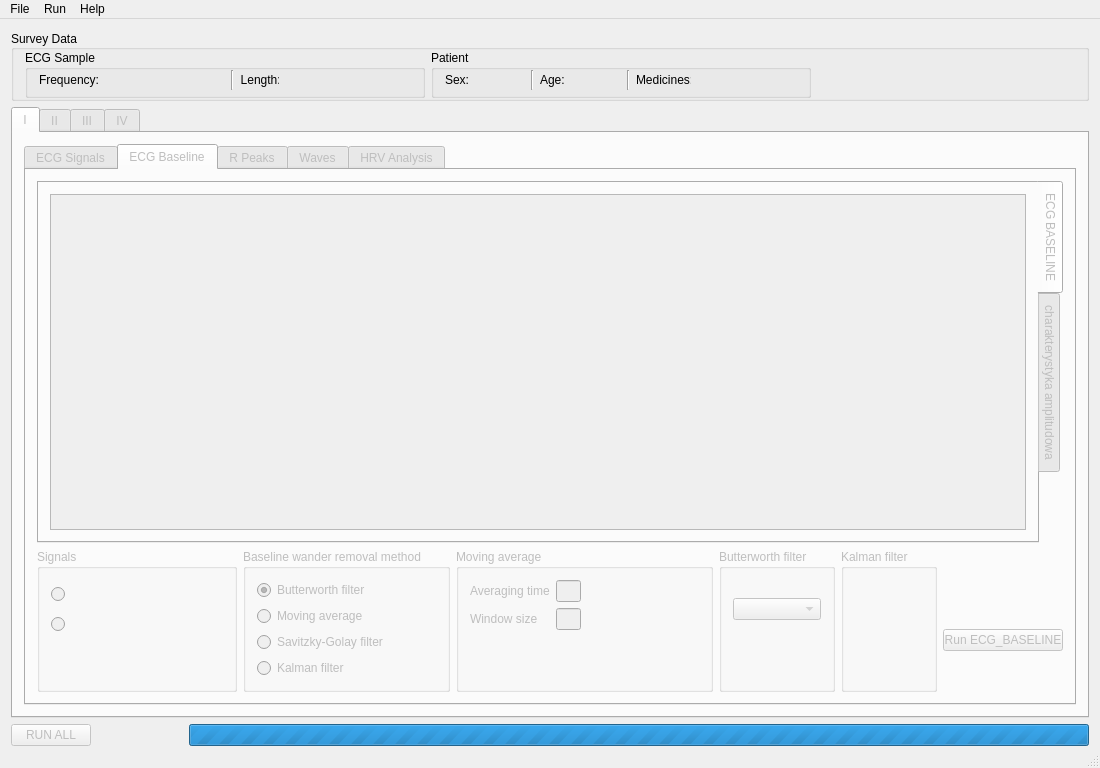
The window that EKG/Views/airecgmain.ui (qwerty90/ProjektEKG) describes before a commit, drawn with Qt 5.
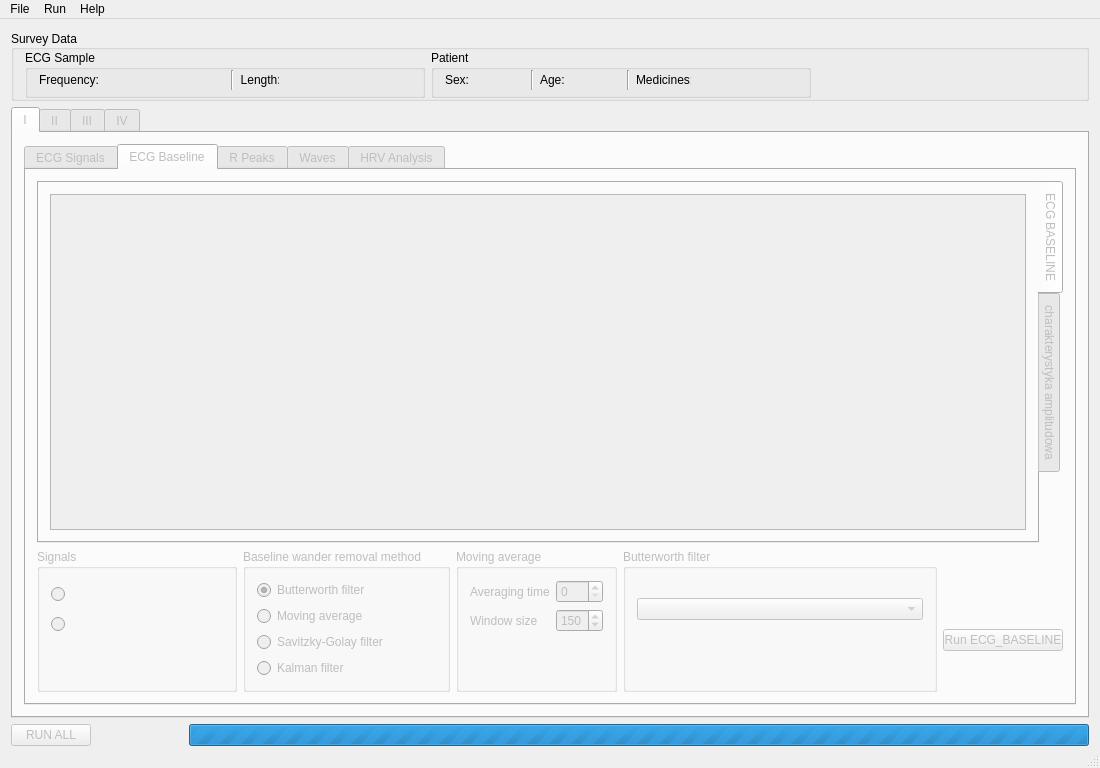
The same window after the commit. Icons and pictures are not drawn.

Commit message: More work on ECG_BASELINE GUI.

What changed in the file:
```diff
--- a/EKG/Views/airecgmain.ui
+++ b/EKG/Views/airecgmain.ui
@@ -521,7 +521,7 @@
                </widget>
               </item>
               <item>
-               <layout class="QHBoxLayout" name="horizontalLayout_24">
+               <layout class="QHBoxLayout" name="horizontalLayout_24" stretch="0,0,0,6,0">
                 <item>
                  <widget class="QGroupBox" name="groupBox_2">
                   <property name="enabled">
@@ -656,16 +656,6 @@
                      </property>
                     </widget>
                    </item>
-                   <item row="0" column="1">
-                    <widget class="QLineEdit" name="CzasUsrednienialineEdit">
-                     <property name="maximumSize">
-                      <size>
-                       <width>25</width>
-                       <height>16777215</height>
-                      </size>
-                     </property>
-                    </widget>
-                   </item>
                    <item row="1" column="0">
                     <widget class="QLabel" name="label_51">
                      <property name="text">
@@ -673,13 +663,20 @@
                      </property>
                     </widget>
                    </item>
+                   <item row="0" column="1">
+                    <widget class="QSpinBox" name="maTimeSpinBox">
+                     <property name="maximum">
+                      <number>999</number>
+                     </property>
+                    </widget>
+                   </item>
                    <item row="1" column="1">
-                    <widget class="QLineEdit" name="CzestotliwoscProbkowanialineEdit">
-                     <property name="maximumSize">
-                      <size>
-                       <width>25</width>
-                       <height>16777215</height>
-                      </size>
+                    <widget class="QSpinBox" name="maWindowSpinBox">
+                     <property name="maximum">
+                      <number>999</number>
+                     </property>
+                     <property name="value">
+                      <number>150</number>
                      </property>
                     </widget>
                    </item>
@@ -721,21 +718,6 @@
                   </layout>
                  </widget>
                 </item>
-                <item>
-                 <widget class="QGroupBox" name="KalmanGroupBox">
-                  <property name="enabled">
-                   <bool>false</bool>
-                  </property>
-                  <property name="title">
-                   <string>Kalman filter</string>
-                  </property>
-                  <layout class="QFormLayout" name="formLayout_6">
-                   <property name="fieldGrowthPolicy">
-                    <enum>QFormLayout::AllNonFixedFieldsGrow</enum>
-                   </property>
-                  </layout>
-                 </widget>
-                </item>
                 <item>
                  <layout class="QVBoxLayout" name="verticalLayout_24">
                   <item>
```
Left out of the diff: 10 changed lines with no effect on the pictures. The commit also changes 1 other file.
